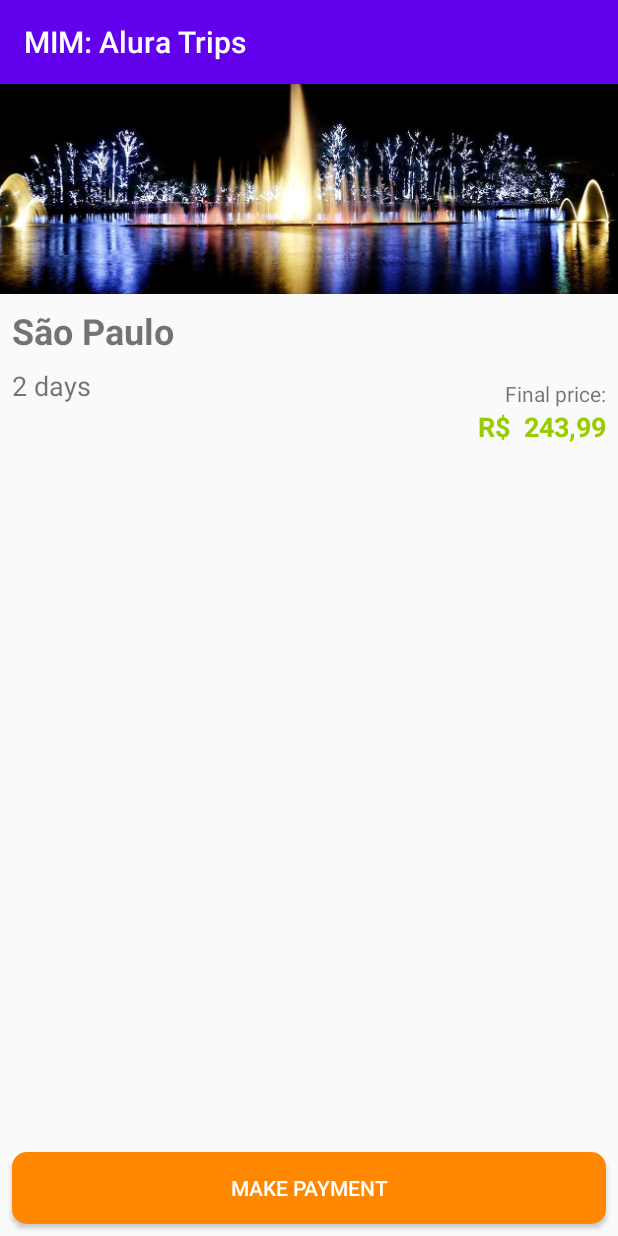
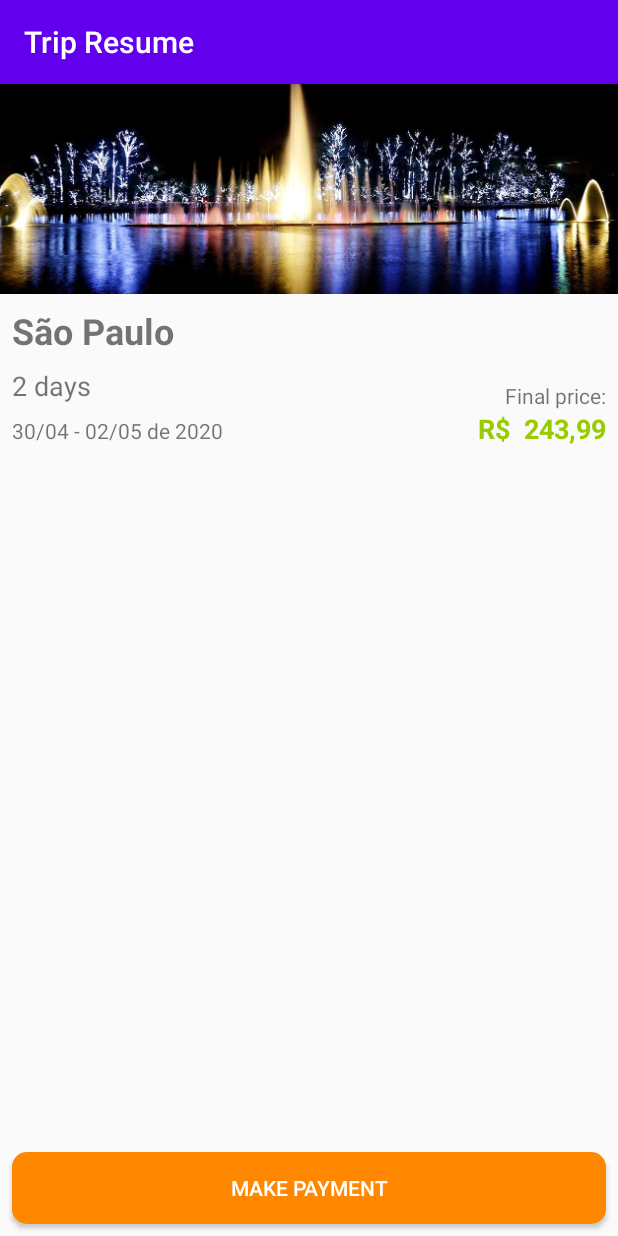
Before and after one commit to MimMarcelo/alura-android-layout, an Android app: the screen it shows after launch (TripResumeActivity), after a tap on "São Paulo", on a phone screen of 412 x 824 dp. Run offline under Robolectric (Android 15) with nearby library versions, the phone set to English and light mode, and no system bars.

Commit message:
Conclusão da activity de resumo e refatoração do código

```diff
--- a/app/src/main/java/com/mimmarcelo/aluraviagens/model/Trip.java
+++ b/app/src/main/java/com/mimmarcelo/aluraviagens/model/Trip.java
@@ -5,6 +5,8 @@ import android.content.Context;
 import java.io.Serializable;
 import java.math.BigDecimal;
 import java.text.NumberFormat;
+import java.text.SimpleDateFormat;
+import java.util.Calendar;
 import java.util.Locale;
 
 public class Trip implements Serializable {
@@ -52,4 +54,21 @@ public class Trip implements Serializable {
         NumberFormat numberFormat = NumberFormat.getCurrencyInstance(new Locale("pt", "br"));
         return numberFormat.format(price).replace("R$", "R$ ");
     }
+
+    public String getPeriodResource() {
+        Calendar departure = Calendar.getInstance();
+        Calendar arrive = Calendar.getInstance();
+        departure.add(Calendar.DATE, 1);
+        arrive.add(Calendar.DATE, 1+ days);
+
+        SimpleDateFormat dateFormat = new SimpleDateFormat("dd/MM");
+
+        StringBuilder period = new StringBuilder();
+        period.append(dateFormat.format(departure.getTime()));
+        period.append(" - ");
+        period.append(dateFormat.format(arrive.getTime()));
+        period.append(" de ");
+        period.append(arrive.get(Calendar.YEAR));
+        return period.toString();
+    }
 }
--- a/app/src/main/java/com/mimmarcelo/aluraviagens/ui/activity/TripListActivity.java
+++ b/app/src/main/java/com/mimmarcelo/aluraviagens/ui/activity/TripListActivity.java
@@ -1,6 +1,4 @@
 package com.mimmarcelo.aluraviagens.ui.activity;
-
-import androidx.appcompat.app.AppCompatActivity;
 
 import android.content.Intent;
 import android.os.Bundle;
@@ -8,8 +6,10 @@ import android.view.View;
 import android.widget.AdapterView;
 import android.widget.ListView;
 
+import androidx.appcompat.app.AppCompatActivity;
+
+import com.mimmarcelo.aluraviagens.M;
 import com.mimmarcelo.aluraviagens.R;
-import com.mimmarcelo.aluraviagens.M;
 import com.mimmarcelo.aluraviagens.dao.TripsDAO;
 import com.mimmarcelo.aluraviagens.model.Trip;
 import com.mimmarcelo.aluraviagens.ui.adapter.TripsAdapter;
--- a/app/src/main/java/com/mimmarcelo/aluraviagens/ui/activity/TripResumeActivity.java
+++ b/app/src/main/java/com/mimmarcelo/aluraviagens/ui/activity/TripResumeActivity.java
@@ -1,19 +1,15 @@
 package com.mimmarcelo.aluraviagens.ui.activity;
 
-import androidx.appcompat.app.AppCompatActivity;
-
 import android.os.Bundle;
-import android.view.View;
 import android.widget.ImageView;
 import android.widget.TextView;
 import android.widget.Toast;
 
+import androidx.appcompat.app.AppCompatActivity;
+
 import com.mimmarcelo.aluraviagens.M;
 import com.mimmarcelo.aluraviagens.R;
 import com.mimmarcelo.aluraviagens.model.Trip;
-
-import java.text.NumberFormat;
-import java.util.Locale;
 
 public class TripResumeActivity extends AppCompatActivity {
 
@@ -21,26 +17,40 @@ public class TripResumeActivity extends AppCompatActivity {
     public TextView local;
     public TextView days;
     public TextView price;
+    private TextView period;
 
     @Override
     protected void onCreate(Bundle savedInstanceState) {
         super.onCreate(savedInstanceState);
         setContentView(R.layout.activity_trip_resume);
+        setTitle(R.string.header_of_resume_activity);
 
-        this.image = findViewById(R.id.img_banner_trip);
-        this.local = findViewById(R.id.txt_city_name);
-        this.days = findViewById(R.id.txt_trip_days);
-        this.price = findViewById(R.id.txt_trip_price);
+        getViews();
+        Trip trip = checkTrip();
+        bindViews(trip);
+    }
 
+    private Trip checkTrip() {
         if(!getIntent().hasExtra(M.extra.trip_obj)){
             Toast.makeText(this, "Trip data was not send", Toast.LENGTH_LONG).show();
             finish();
         }
-        Trip trip = (Trip) getIntent().getSerializableExtra(M.extra.trip_obj);
+        return (Trip) getIntent().getSerializableExtra(M.extra.trip_obj);
+    }
 
+    private void bindViews(Trip trip) {
         image.setImageResource(trip.getImageResource(this));
         local.setText(trip.getLocal());
         days.setText(trip.getDaysResource());
         price.setText(trip.getPriceResource());
+        period.setText(trip.getPeriodResource());
+    }
+
+    private void getViews() {
+        this.image = findViewById(R.id.img_banner_trip);
+        this.local = findViewById(R.id.txt_trip_local);
+        this.days = findViewById(R.id.txt_trip_days);
+        this.price = findViewById(R.id.txt_trip_price);
+        this.period = findViewById(R.id.txt_trip_period);
     }
 }
--- a/app/src/main/java/com/mimmarcelo/aluraviagens/ui/adapter/TripsAdapter.java
+++ b/app/src/main/java/com/mimmarcelo/aluraviagens/ui/adapter/TripsAdapter.java
@@ -5,17 +5,12 @@ import android.view.LayoutInflater;
 import android.view.View;
 import android.view.ViewGroup;
 import android.widget.BaseAdapter;
-import android.widget.ListAdapter;
 
 import com.mimmarcelo.aluraviagens.R;
 import com.mimmarcelo.aluraviagens.model.Trip;
-import com.mimmarcelo.aluraviagens.ui.activity.TripListActivity;
 import com.mimmarcelo.aluraviagens.ui.holder.TripHolder;
 
-import java.text.NumberFormat;
 import java.util.List;
-import java.util.Locale;
-import java.util.zip.Inflater;
 
 public class TripsAdapter extends BaseAdapter {
     private final Context context;
--- a/app/src/main/res/layout/activity_trip_resume.xml
+++ b/app/src/main/res/layout/activity_trip_resume.xml
@@ -3,14 +3,13 @@
     xmlns:app="http://schemas.android.com/apk/res-auto"
     xmlns:tools="http://schemas.android.com/tools"
     android:layout_width="match_parent"
-    android:layout_height="match_parent"
-    tools:context=".ui.activity.TripResumeActivity">
+    android:layout_height="match_parent">
 
     <ImageView
         android:id="@+id/img_banner_trip"
         android:layout_width="0dp"
         android:layout_height="140dp"
-        android:contentDescription="Illustrative image from city"
+        android:contentDescription="@string/illustrative_image_from_city"
         android:scaleType="centerCrop"
         app:layout_constraintEnd_toEndOf="parent"
         app:layout_constraintStart_toStartOf="parent"
@@ -18,11 +17,10 @@
         tools:srcCompat="@drawable/sao_paulo_sp" />
 
     <TextView
-        android:id="@+id/txt_city_name"
+        android:id="@+id/txt_trip_local"
         android:layout_width="wrap_content"
         android:layout_height="wrap_content"
-        android:layout_marginStart="8dp"
-        android:layout_marginTop="8dp"
+        android:layout_margin="8dp"
         android:textSize="@dimen/text_extra_large"
         android:textStyle="bold"
         app:layout_constraintStart_toStartOf="parent"
@@ -35,36 +33,38 @@
         android:layout_height="wrap_content"
         android:layout_marginTop="8dp"
         android:textSize="@dimen/text_large"
-        app:layout_constraintStart_toStartOf="@+id/txt_city_name"
-        app:layout_constraintTop_toBottomOf="@+id/txt_city_name"
+        app:layout_constraintStart_toStartOf="@+id/txt_trip_local"
+        app:layout_constraintTop_toBottomOf="@+id/txt_trip_local"
         tools:text="2 days" />
 
     <TextView
         android:id="@+id/txt_trip_period"
-        android:layout_width="wrap_content"
+        android:layout_width="0dp"
         android:layout_height="wrap_content"
         android:layout_marginTop="8dp"
+        app:layout_constraintEnd_toStartOf="@id/txt_trip_price"
         app:layout_constraintStart_toStartOf="@+id/txt_trip_days"
         app:layout_constraintTop_toBottomOf="@+id/txt_trip_days"
         tools:text="08/12 a 10/12 de 2017" />
 
     <TextView
         android:id="@+id/txt_trip_price"
-        android:layout_width="wrap_content"
+        android:layout_width="0dp"
         android:layout_height="wrap_content"
         android:layout_marginEnd="8dp"
+        android:textAlignment="textEnd"
         android:textColor="@android:color/holo_green_light"
         android:textSize="@dimen/text_large"
         android:textStyle="bold"
-        app:layout_constraintBottom_toBottomOf="@+id/txt_trip_period"
+        app:layout_constraintBaseline_toBaselineOf="@+id/txt_trip_period"
         app:layout_constraintEnd_toEndOf="parent"
+        app:layout_constraintStart_toEndOf="@id/txt_trip_period"
         tools:text="R$ 249.99" />
 
     <TextView
-        android:id="@+id/textView5"
         android:layout_width="wrap_content"
         android:layout_height="wrap_content"
-        android:text="Final price:"
+        android:text="@string/final_price"
         app:layout_constraintBottom_toTopOf="@+id/txt_trip_price"
         app:layout_constraintEnd_toEndOf="@+id/txt_trip_price" />
 
@@ -76,7 +76,7 @@
         android:layout_marginEnd="8dp"
         android:layout_marginBottom="8dp"
         android:background="@drawable/btn_rounded_orange"
-        android:text="Make Payment"
+        android:text="@string/btn_make_payment"
         android:textColor="@android:color/white"
         app:layout_constraintBottom_toBottomOf="parent"
         app:layout_constraintEnd_toEndOf="parent"
--- a/app/src/main/res/values/strings.xml
+++ b/app/src/main/res/values/strings.xml
@@ -8,4 +8,8 @@
     <string name="trip_days">2 days</string>
     <string name="trip_price">R$ 233.99</string>
     <string name="trip_list_header">Trips</string>
+    <string name="header_of_resume_activity">Trip Resume</string>
+    <string name="illustrative_image_from_city">Illustrative image from city</string>
+    <string name="final_price">Final price:</string>
+    <string name="btn_make_payment">Make Payment</string>
 </resources>
```
